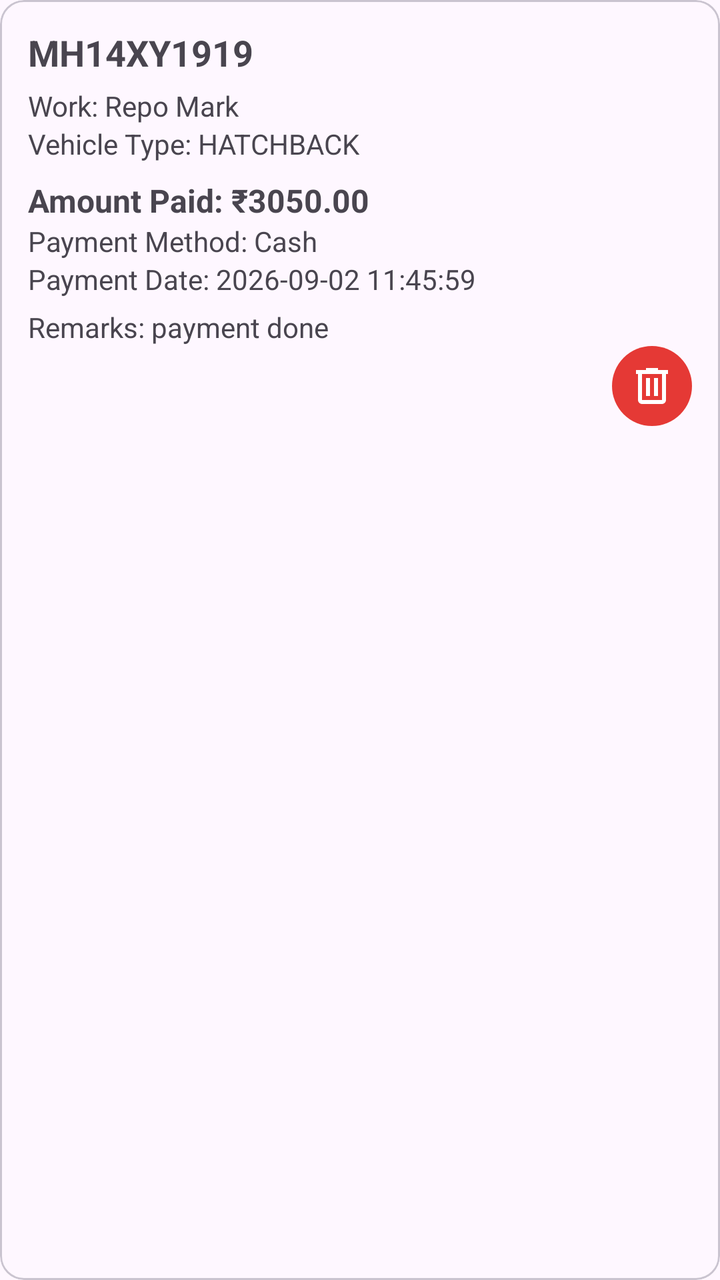
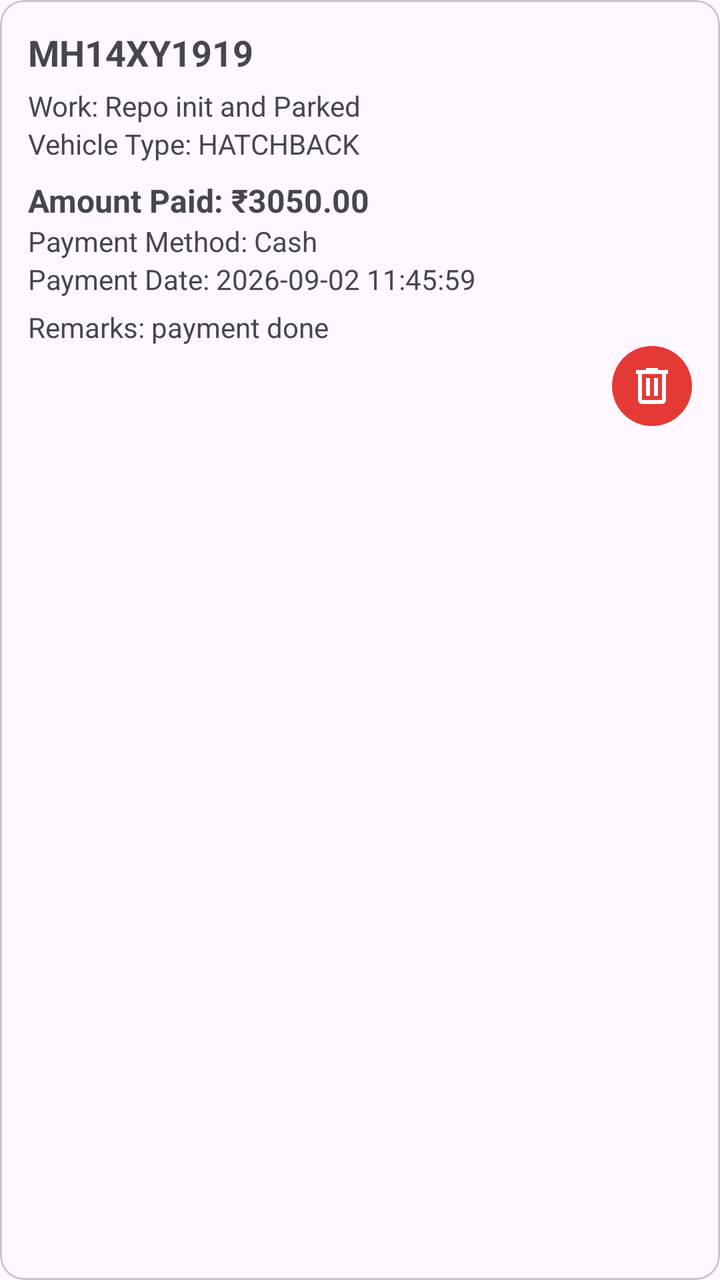

Two renders of the same Android screen: before a commit and after it. Below are the layout's source before the change and the commit's diff.
<!-- AndroidManifest.xml: application theme Theme.RepoMaster -->
<!-- res/layout/item_payment_history1.xml -->
<?xml version="1.0" encoding="utf-8"?>
<com.google.android.material.card.MaterialCardView xmlns:android="http://schemas.android.com/apk/res/android"
    android:layout_width="match_parent"
    android:layout_height="wrap_content"
    xmlns:app="http://schemas.android.com/apk/res-auto"
    android:layout_margin="6dp">

    <LinearLayout
        android:layout_width="match_parent"
        android:layout_height="wrap_content"
        android:orientation="vertical"
        android:padding="14dp">

        <TextView
            android:id="@+id/txtVehicleNumber"
            android:layout_width="match_parent"
            android:layout_height="wrap_content"
            android:text="MH14XY1919"
            android:textSize="18sp"
            android:textStyle="bold" />

        <TextView
            android:id="@+id/txtWorkType"
            android:layout_width="match_parent"
            android:layout_height="wrap_content"
            android:layout_marginTop="5dp"
            android:text="Work: Repo Mark" />

        <TextView
            android:id="@+id/txtVehicleType"
            android:layout_width="match_parent"
            android:layout_height="wrap_content"
            android:text="Vehicle Type: HATCHBACK" />

        <TextView
            android:id="@+id/txtAmount"
            android:layout_width="match_parent"
            android:layout_height="wrap_content"
            android:layout_marginTop="8dp"
            android:text="Amount Paid: ₹3050.00"
            android:textSize="16sp"
            android:textStyle="bold" />

        <TextView
            android:id="@+id/txtPaymentMethod"
            android:layout_width="match_parent"
            android:layout_height="wrap_content"
            android:text="Payment Method: Cash" />

        <TextView
            android:id="@+id/txtPaymentDate"
            android:layout_width="match_parent"
            android:layout_height="wrap_content"
            android:text="Payment Date: 2026-09-02 11:45:59" />

        <TextView
            android:id="@+id/txtRemarks"
            android:layout_width="match_parent"
            android:layout_height="wrap_content"
            android:layout_marginTop="5dp"
            android:text="Remarks: payment done" />
        <ImageButton
            android:id="@+id/btnDelete"
            android:layout_width="40dp"
            android:layout_height="40dp"
            android:layout_marginStart="8dp"
            android:background="@drawable/bg_red_circle"
            android:src="@drawable/outline_delete_24"
            android:contentDescription="Delete"
            android:layout_gravity="end"
            app:tint="@android:color/white" />

    </LinearLayout>

</com.google.android.material.card.MaterialCardView>
<!-- resources referenced by this layout -->
<resources>
  <!-- drawable bg_red_circle (drawable) -->
  <shape xmlns:android="http://schemas.android.com/apk/res/android" android:shape="oval">
      <solid android:color="#E53935"/>
  </shape>
  <!-- drawable outline_delete_24 (drawable) -->
  <vector xmlns:android="http://schemas.android.com/apk/res/android" android:height="24dp" android:tint="#E53935" android:viewportHeight="960" android:viewportWidth="960" android:width="24dp">
        
      <path android:fillColor="@android:color/white" android:pathData="M280,840Q247,840 223.5,816.5Q200,793 200,760L200,240L160,240L160,160L360,160L360,120L600,120L600,160L800,160L800,240L760,240L760,760Q760,793 736.5,816.5Q713,840 680,840L280,840ZM680,240L280,240L280,760Q280,760 280,760Q280,760 280,760L680,760Q680,760 680,760Q680,760 680,760L680,240ZM360,680L440,680L440,320L360,320L360,680ZM520,680L600,680L600,320L520,320L520,680ZM280,240L280,240L280,760Q280,760 280,760Q280,760 280,760L280,760Q280,760 280,760Q280,760 280,760L280,240Z"/>
      
  </vector>
  <style name="Theme.RepoMaster" parent="Base.Theme.RepoMaster" />
  <style name="Base.Theme.RepoMaster" parent="Theme.Material3.Light.NoActionBar">
      </style>
</resources>

<!-- the commit's change to res/layout/item_payment_history1.xml (unified diff, before → after) -->
@@ -24,7 +24,7 @@
             android:layout_width="match_parent"
             android:layout_height="wrap_content"
             android:layout_marginTop="5dp"
-            android:text="Work: Repo Mark" />
+            android:text="Work: Repo init and Parked" />
 
         <TextView
             android:id="@+id/txtVehicleType"
